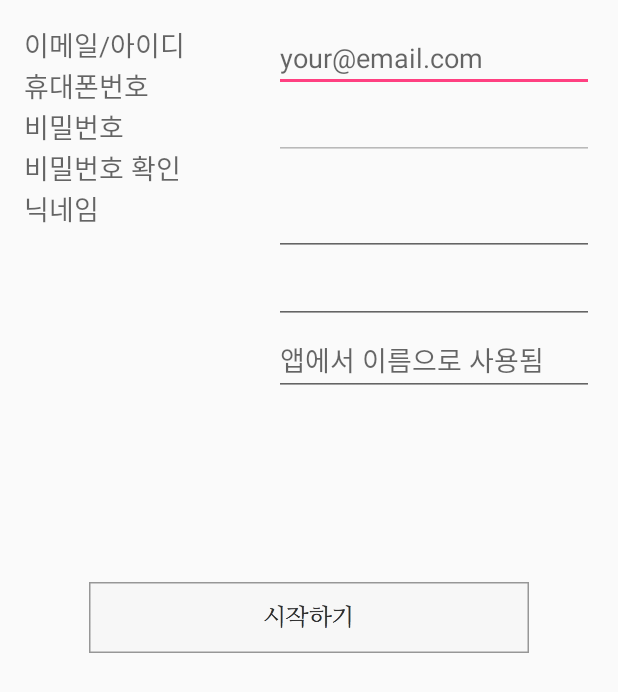
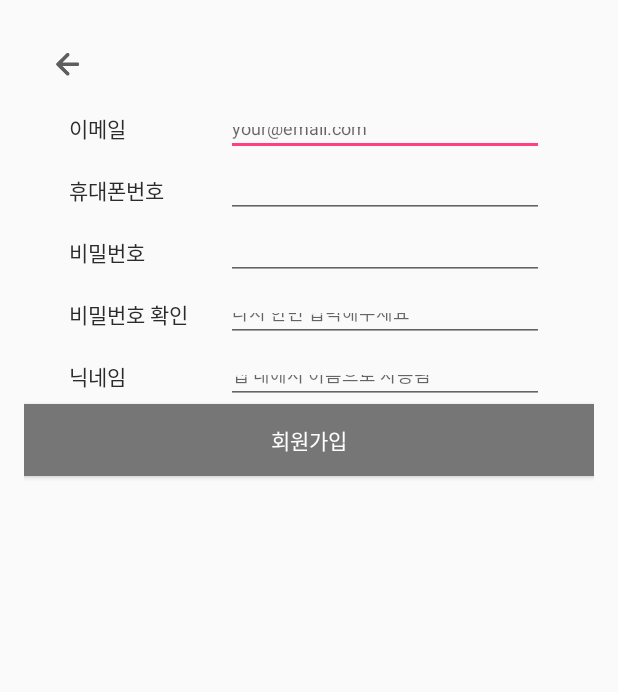
Before and after one commit to kyounginbaek/Adlots_android, an Android app: the SignupActivity screen opened directly, with no data from a screen before it, on a phone screen of 412 x 824 dp. Shown: the top 692 px of the screen. Run offline under Robolectric (Android 15) with nearby library versions, the phone set to English and light mode, and no system bars; Roboto replaces fonts that are not available here.

Commit message:
2016.01.11 #2 finish

```diff
--- a/app/src/main/java/com/adlots/adlots/BackPressCloseHandler.java
+++ b/app/src/main/java/com/adlots/adlots/BackPressCloseHandler.java
@@ -24,7 +24,7 @@ public class BackPressCloseHandler {
             return;
         }
         if (System.currentTimeMillis() <= backKeyPressedTime + 2000) {
-            activity.finish();
+            programShutdown();
             toast.cancel();
         }
     }
@@ -33,4 +33,11 @@ public class BackPressCloseHandler {
         toast = Toast.makeText(activity, "뒤로 버튼을 한번 더 누르시면 종료됩니다.", Toast.LENGTH_SHORT);
         toast.show();
     }
+
+    private void programShutdown() {
+        activity .moveTaskToBack(true);
+        activity .finish();
+        android.os.Process.killProcess(android.os.Process.myPid());
+        System.exit(0);
+    }
 }
--- a/app/src/main/java/com/adlots/adlots/LoadingActivity.java
+++ b/app/src/main/java/com/adlots/adlots/LoadingActivity.java
@@ -22,7 +22,7 @@ public class LoadingActivity extends AppCompatActivity {
             public void handleMessage(Message msg) {
                 SharedPreferences pref = getSharedPreferences("pref", MODE_PRIVATE);
                 String isLogin = pref.getString("islogin", "");
-                String nickname = pref.getString("nickname","");
+                String email = pref.getString("email", "");
                 if(isLogin.equals("yes")) {
                     Intent intent = new Intent(getApplicationContext(), MainActivity.class);
                     startActivity(intent);
--- a/app/src/main/java/com/adlots/adlots/SigninActivity.java
+++ b/app/src/main/java/com/adlots/adlots/SigninActivity.java
@@ -46,7 +46,7 @@ public class SigninActivity extends AppCompatActivity {
                 String email = edt_email.getText().toString();
                 String password = edt_password.getText().toString();
                 if(!email.equals("")&&!password.equals("")) {
-                    SharedPreferences pref = SigninActivity.this.getSharedPreferences("pref", SigninActivity.this.MODE_PRIVATE);
+                    SharedPreferences pref = getSharedPreferences("pref", MODE_PRIVATE);
                     SharedPreferences.Editor editor = pref.edit();
                     editor.putString("islogin", "yes");
                     editor.putString("email", email);
@@ -65,10 +65,10 @@ public class SigninActivity extends AppCompatActivity {
             }
         });
 
-        btn_start.setOnClickListener(new View.OnClickListener() {
+        btn_signup.setOnClickListener(new View.OnClickListener() {
             @Override
             public void onClick(View v) {
-                Intent intent = new Intent(SigninActivity.this, MainActivity.class);
+                Intent intent = new Intent(SigninActivity.this, SignupActivity.class);
                 startActivity(intent);
             }
         });
--- a/app/src/main/java/com/adlots/adlots/SignupActivity.java
+++ b/app/src/main/java/com/adlots/adlots/SignupActivity.java
@@ -7,10 +7,13 @@ public class SignupActivity extends AppCompatActivity {
 
     private BackPressCloseHandler backPressCloseHandler;
 
+
     @Override
     protected void onCreate(Bundle savedInstanceState) {
         super.onCreate(savedInstanceState);
         setContentView(R.layout.activity_signup);
+
+
 
         backPressCloseHandler = new BackPressCloseHandler(this);
     }
--- a/app/src/main/res/layout/activity_signup.xml
+++ b/app/src/main/res/layout/activity_signup.xml
@@ -7,107 +7,189 @@
     android:paddingBottom="@dimen/activity_vertical_margin"
     tools:context="com.adlots.adlots.SignupActivity">
 
-    <TextView
-        android:layout_width="wrap_content"
+    <Button
+        android:id="@+id/signup_back"
+        android:layout_width="59.6dp"
+        android:layout_height="53.3dp"
+        android:background="@drawable/icon_back"
+        android:layout_gravity="left"/>
+
+    <ScrollView
+        android:layout_width="fill_parent"
         android:layout_height="wrap_content"
-        android:textAppearance="?android:attr/textAppearanceMedium"
-        android:text="이메일/아이디"
-        android:id="@+id/textView"
-        android:layout_alignParentTop="true"
-        android:layout_alignParentStart="true" />
+        android:id="@+id/scrollView"
+        android:layout_below="@+id/signup_back"
+        android:layout_alignParentStart="true">
+
+        <LinearLayout
+            android:layout_width="fill_parent"
+            android:layout_height="wrap_content"
+            android:orientation="vertical"
+            android:layout_marginTop="5dp">
+
+            <RelativeLayout
+                android:layout_width="fill_parent"
+                android:layout_height="wrap_content"
+                android:orientation="horizontal">
 
                 <TextView
                     android:layout_width="wrap_content"
                     android:layout_height="wrap_content"
-        android:textAppearance="?android:attr/textAppearanceMedium"
-        android:text="휴대폰번호"
-        android:id="@+id/textView2"
-        android:layout_below="@+id/textView"
-        android:layout_alignParentStart="true" />
+                    android:textSize="14dp"
+                    android:textColor="#2b2b2b"
+                    android:text="이메일"
+                    android:layout_marginLeft="30dp"
+                    android:layout_alignParentLeft="true" />
+
+
+                <EditText
+                    android:layout_marginRight="33dp"
+                    android:layout_alignParentRight="true"
+                    android:id="@+id/signup_email"
+                    android:singleLine="true"
+                    android:layout_width="212dp"
+                    android:layout_height="29dp"
+                    android:layout_gravity="right"
+                    android:hint="your@email.com"
+                    android:textColor="#666666"
+                    android:textSize="12dp" />
+
+            </RelativeLayout>
+
+
+            <RelativeLayout
+                android:layout_width="fill_parent"
+                android:layout_height="wrap_content"
+                android:orientation="horizontal"
+                android:layout_marginTop="12dp">
 
                 <TextView
                     android:layout_width="wrap_content"
                     android:layout_height="wrap_content"
-        android:textAppearance="?android:attr/textAppearanceMedium"
-        android:text="비밀번호"
-        android:id="@+id/textView3"
-        android:layout_below="@+id/textView2"
-        android:layout_alignParentStart="true" />
+                    android:textSize="14dp"
+                    android:textColor="#2b2b2b"
+                    android:text="휴대폰번호"
+                    android:layout_marginLeft="30dp"
+                    android:layout_alignParentLeft="true" />
+
+                <EditText
+                    android:layout_marginRight="33dp"
+                    android:layout_alignParentRight="true"
+                    android:id="@+id/signup_phone"
+                    android:singleLine="true"
+                    android:layout_width="212dp"
+                    android:layout_height="29dp"
+                    android:layout_gravity="right"
+                    android:inputType="textPassword"
+                    android:textColor="#666666"
+                    android:textSize="12dp"
+                    android:clickable="true" />
+
+            </RelativeLayout>
+
+            <RelativeLayout
+                android:layout_width="fill_parent"
+                android:layout_height="wrap_content"
+                android:orientation="horizontal"
+                android:layout_marginTop="12dp">
 
                 <TextView
                     android:layout_width="wrap_content"
                     android:layout_height="wrap_content"
-        android:textAppearance="?android:attr/textAppearanceMedium"
-        android:text="비밀번호 확인"
-        android:id="@+id/textView4"
-        android:layout_below="@+id/textView3"
-        android:layout_alignParentStart="true" />
+                    android:textSize="14dp"
+                    android:textColor="#2b2b2b"
+                    android:text="비밀번호"
+                    android:layout_marginLeft="30dp"
+                    android:layout_alignParentLeft="true" />
+
+                <EditText
+                    android:layout_marginRight="33dp"
+                    android:layout_alignParentRight="true"
+                    android:id="@+id/signup_password"
+                    android:singleLine="true"
+                    android:layout_width="212dp"
+                    android:layout_height="29dp"
+                    android:layout_gravity="right"
+                    android:inputType="textPassword"
+                    android:textColor="#666666"
+                    android:textSize="12dp"/>
+
+            </RelativeLayout>
+
+            <RelativeLayout
+                android:layout_width="fill_parent"
+                android:layout_height="wrap_content"
+                android:orientation="horizontal"
+                android:layout_marginTop="12dp">
 
                 <TextView
                     android:layout_width="wrap_content"
                     android:layout_height="wrap_content"
-        android:textAppearance="?android:attr/textAppearanceMedium"
+                    android:textSize="14dp"
+                    android:textColor="#2b2b2b"
+                    android:text="비밀번호 확인"
+                    android:layout_marginLeft="30dp"
+                    android:layout_alignParentLeft="true" />
+
+                <EditText
+                    android:layout_marginRight="33dp"
+                    android:layout_alignParentRight="true"
+                    android:id="@+id/signup_passcheck"
+                    android:singleLine="true"
+                    android:layout_width="212dp"
+                    android:layout_height="29dp"
+                    android:hint="다시 한번 입력해주세요"
+                    android:layout_gravity="right"
+                    android:textColor="#666666"
+                    android:textSize="12dp"/>
+
+            </RelativeLayout>
+
+            <RelativeLayout
+                android:layout_width="fill_parent"
+                android:layout_height="wrap_content"
+                android:orientation="horizontal"
+                android:layout_marginTop="12dp">
+
+                <TextView
+                    android:layout_width="wrap_content"
+                    android:layout_height="wrap_content"
+                    android:textSize="14dp"
+                    android:textColor="#2b2b2b"
                     android:text="닉네임"
-        android:id="@+id/textView5"
-        android:layout_below="@+id/textView4"
+                    android:layout_marginLeft="30dp"
+                    android:layout_alignParentLeft="true" />
+
+                <EditText
+                    android:layout_marginRight="33dp"
+                    android:layout_alignParentRight="true"
+                    android:id="@+id/signup_nickname"
+                    android:singleLine="true"
+                    android:layout_width="212dp"
+                    android:layout_height="29dp"
+                    android:layout_gravity="right"
+                    android:hint="앱 내에서 이름으로 사용됨"
+                    android:inputType="textPassword"
+                    android:textColor="#666666"
+                    android:textSize="12dp"/>
+
+            </RelativeLayout>
+
+
+        </LinearLayout>
+    </ScrollView>
+
+    <Button
+        android:layout_width="match_parent"
+        android:layout_height="wrap_content"
+        android:text="회원가입"
+        android:id="@+id/btn_signup"
+        android:background="#767676"
+        android:textColor="#ffffff"
+        android:layout_below="@+id/scrollView"
         android:layout_alignParentStart="true" />
 
-    <EditText
-        android:layout_width="wrap_content"
-        android:layout_height="wrap_content"
-        android:inputType="textEmailAddress"
-        android:ems="10"
-        android:id="@+id/signup_email"
-        android:layout_alignParentTop="true"
-        android:layout_alignParentEnd="true"
-        android:hint="your@email.com" />
 
-    <EditText
-        android:layout_width="wrap_content"
-        android:layout_height="wrap_content"
-        android:inputType="phone"
-        android:ems="10"
-        android:id="@+id/signup_phone"
-        android:layout_below="@+id/signup_email"
-        android:layout_alignStart="@+id/signup_email"
-        android:enabled="false"
-        android:editable="false" />
 
-    <EditText
-        android:layout_width="wrap_content"
-        android:layout_height="wrap_content"
-        android:inputType="textPassword"
-        android:ems="10"
-        android:id="@+id/signup_password"
-        android:layout_alignTop="@+id/textView5"
-        android:layout_alignStart="@+id/signup_phone" />
-
-    <EditText
-        android:layout_width="wrap_content"
-        android:layout_height="wrap_content"
-        android:inputType="textPassword"
-        android:ems="10"
-        android:id="@+id/signup_passcheck"
-        android:layout_below="@+id/signup_password"
-        android:layout_alignStart="@+id/signup_password" />
-
-    <EditText
-        android:layout_width="wrap_content"
-        android:layout_height="wrap_content"
-        android:inputType="textPersonName"
-        android:ems="10"
-        android:id="@+id/signup_nick"
-        android:layout_below="@+id/signup_passcheck"
-        android:layout_alignStart="@+id/signup_passcheck"
-        android:hint="앱에서 이름으로 사용됨" />
-
-    <Button
-        android:id="@+id/btn_signup"
-        android:layout_width="293dp"
-        android:layout_height="47.6dp"
-        android:layout_gravity="center_horizontal"
-        android:background="@drawable/register_start"
-        android:layout_centerVertical="true"
-        android:layout_centerHorizontal="true" />
 
 </RelativeLayout>
```
Also changed, not shown: app/src/main/res/drawable/icon_back.png (added). Lines whose indentation alone changed are shown as unchanged.
